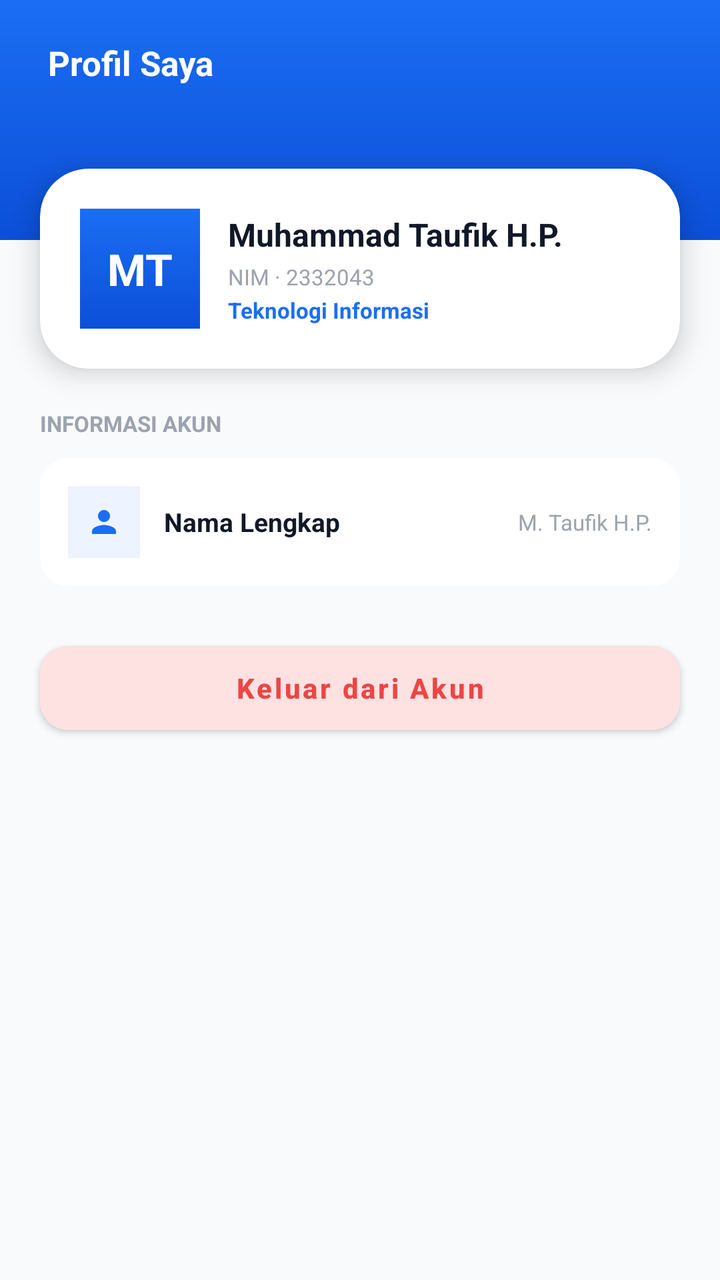
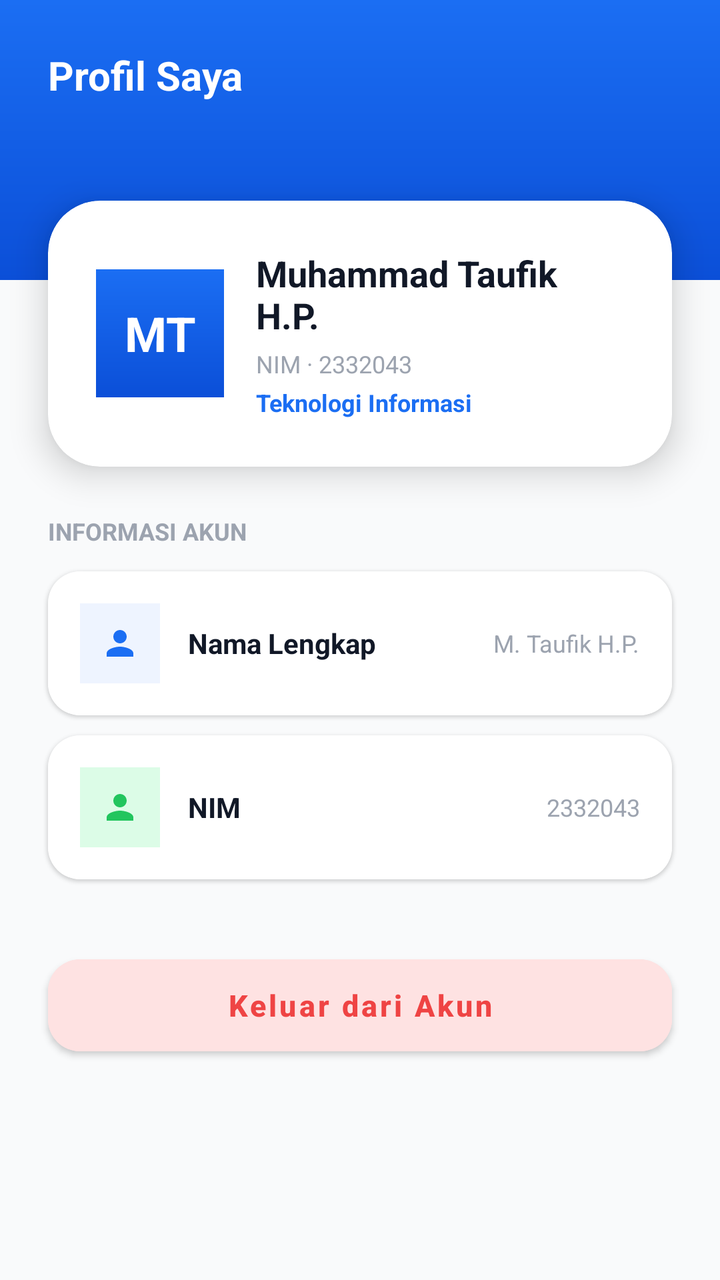

Compare the two renders of this Android layout. The source of the first and the diff that turns it into the second are given below.
<!-- AndroidManifest.xml: application theme Theme.Absensi -->
<!-- res/layout/fragment_profil.xml -->
<?xml version="1.0" encoding="utf-8"?>
<androidx.constraintlayout.widget.ConstraintLayout xmlns:android="http://schemas.android.com/apk/res/android"
    xmlns:app="http://schemas.android.com/apk/res-auto"
    android:layout_width="match_parent"
    android:layout_height="match_parent"
    android:background="@color/gray_50">

    <View
        android:id="@+id/profil_hero"
        android:layout_width="match_parent"
        android:layout_height="120dp"
        android:background="@drawable/bg_home_hero"
        app:layout_constraintTop_toTopOf="parent" />

    <TextView
        android:id="@+id/tv_profil_title"
        android:layout_width="wrap_content"
        android:layout_height="wrap_content"
        android:layout_marginStart="24dp"
        android:layout_marginTop="20dp"
        android:text="Profil Saya"
        android:textColor="@color/white"
        android:textSize="17sp"
        android:textStyle="bold"
        app:layout_constraintStart_toStartOf="parent"
        app:layout_constraintTop_toTopOf="parent" />

    <androidx.cardview.widget.CardView
        android:id="@+id/profil_card"
        android:layout_width="match_parent"
        android:layout_height="wrap_content"
        android:layout_marginHorizontal="20dp"
        android:layout_marginTop="-36dp"
        app:cardCornerRadius="24dp"
        app:cardElevation="8dp"
        app:layout_constraintTop_toBottomOf="@+id/profil_hero">

        <LinearLayout
            android:layout_width="match_parent"
            android:layout_height="wrap_content"
            android:gravity="center_vertical"
            android:orientation="horizontal"
            android:padding="20dp">

            <TextView
                android:layout_width="60dp"
                android:layout_height="60dp"
                android:background="@drawable/bg_home_hero"
                android:gravity="center"
                android:text="MT"
                android:textColor="@color/white"
                android:textSize="22sp"
                android:textStyle="bold" />

            <LinearLayout
                android:layout_width="0dp"
                android:layout_height="wrap_content"
                android:layout_marginStart="14dp"
                android:layout_weight="1"
                android:orientation="vertical">

                <TextView
                    android:layout_width="wrap_content"
                    android:layout_height="wrap_content"
                    android:text="Muhammad Taufik H.P."
                    android:textColor="@color/gray_900"
                    android:textSize="16sp"
                    android:textStyle="bold" />

                <TextView
                    android:layout_width="wrap_content"
                    android:layout_height="wrap_content"
                    android:layout_marginTop="3dp"
                    android:text="NIM · 2332043"
                    android:textColor="@color/gray_400"
                    android:textSize="11sp" />

                <TextView
                    android:layout_width="wrap_content"
                    android:layout_height="wrap_content"
                    android:layout_marginTop="2dp"
                    android:text="Teknologi Informasi"
                    android:textColor="@color/blue"
                    android:textSize="11sp"
                    android:textStyle="bold" />
            </LinearLayout>
        </LinearLayout>
    </androidx.cardview.widget.CardView>

    <ScrollView
        android:layout_width="match_parent"
        android:layout_height="0dp"
        app:layout_constraintBottom_toBottomOf="parent"
        app:layout_constraintTop_toBottomOf="@+id/profil_card">

        <LinearLayout
            android:layout_width="match_parent"
            android:layout_height="wrap_content"
            android:orientation="vertical"
            android:paddingBottom="20dp">

            <TextView
                android:layout_width="wrap_content"
                android:layout_height="wrap_content"
                android:paddingHorizontal="20dp"
                android:paddingTop="20dp"
                android:paddingBottom="10dp"
                android:text="INFORMASI AKUN"
                android:textColor="@color/gray_400"
                android:textSize="11sp"
                android:textStyle="bold" />

            
            <androidx.cardview.widget.CardView
                android:layout_width="match_parent"
                android:layout_height="wrap_content"
                android:layout_marginHorizontal="20dp"
                android:layout_marginBottom="8dp"
                app:cardCornerRadius="14dp"
                app:cardElevation="0dp">

                <LinearLayout
                    android:layout_width="match_parent"
                    android:layout_height="wrap_content"
                    android:background="@color/white"
                    android:gravity="center_vertical"
                    android:orientation="horizontal"
                    android:padding="14dp">

                    <ImageView
                        android:layout_width="36dp"
                        android:layout_height="36dp"
                        android:background="@color/blue_light"
                        android:padding="9dp"
                        android:src="@drawable/ic_profile"
                        app:tint="@color/blue" />

                    <TextView
                        android:layout_width="0dp"
                        android:layout_height="wrap_content"
                        android:layout_marginStart="12dp"
                        android:layout_weight="1"
                        android:text="Nama Lengkap"
                        android:textColor="@color/gray_900"
                        android:textSize="13sp"
                        android:textStyle="bold" />

                    <TextView
                        android:layout_width="wrap_content"
                        android:layout_height="wrap_content"
                        android:text="M. Taufik H.P."
                        android:textColor="@color/gray_400"
                        android:textSize="11sp" />
                </LinearLayout>
            </androidx.cardview.widget.CardView>

            <Button
                android:id="@+id/btn_logout"
                android:layout_width="match_parent"
                android:layout_height="54dp"
                android:layout_marginHorizontal="20dp"
                android:layout_marginTop="16dp"
                android:backgroundTint="@color/red_light"
                android:text="Keluar dari Akun"
                android:textAllCaps="false"
                android:textColor="@color/red"
                android:textSize="14sp"
                android:textStyle="bold"
                app:cornerRadius="14dp" />

        </LinearLayout>
    </ScrollView>

</androidx.constraintlayout.widget.ConstraintLayout>
<!-- resources referenced by this layout -->
<resources>
  <color name="blue">#1B6EF3</color>
  <color name="blue_light">#EEF4FF</color>
  <color name="gray_400">#9CA3AF</color>
  <color name="gray_50">#F9FAFB</color>
  <color name="gray_900">#111827</color>
  <color name="red">#EF4444</color>
  <color name="red_light">#FEE2E2</color>
  <color name="white">#FFFFFFFF</color>
  <!-- drawable bg_home_hero (drawable) -->
  <?xml version="1.0" encoding="utf-8"?>
  <shape xmlns:android="http://schemas.android.com/apk/res/android">
      <gradient
          android:angle="340"
          android:endColor="#0B4FD8"
          android:startColor="#1B6EF3"
          android:type="linear" />
  </shape>
  <!-- drawable ic_profile (drawable) -->
  <vector xmlns:android="http://schemas.android.com/apk/res/android"
      android:width="24dp"
      android:height="24dp"
      android:viewportWidth="24"
      android:viewportHeight="24">
      <path
          android:fillColor="@color/red"
          android:pathData="M12,12c2.21,0 4,-1.79 4,-4s-1.79,-4 -4,-4 -4,1.79 -4,4 1.79,4 4,4zm0,2c-2.67,0 -8,1.34 -8,4v2h16v-2c0,-2.66 -5.33,-4 -8,-4z" />
  </vector>
  <style name="Theme.Absensi" parent="Base.Theme.Absensi" />
  <style name="Base.Theme.Absensi" parent="Theme.MaterialComponents.DayNight.NoActionBar">
          
          <item name="colorPrimary">@color/blue</item>
          <item name="colorPrimaryVariant">@color/blue_dark</item>
          <item name="colorOnPrimary">@color/white</item>
          
          <item name="colorSecondary">@color/green</item>
          <item name="colorSecondaryVariant">@color/green_light</item>
          <item name="colorOnSecondary">@color/white</item>
          
          <item name="android:statusBarColor">@color/blue</item>
          
          <item name="android:windowBackground">@color/gray_50</item>
      </style>
  <color name="blue_dark">#0D47A1</color>
  <color name="green">#22C55E</color>
  <color name="green_light">#DCFCE7</color>
</resources>

<!-- the commit's change to res/layout/fragment_profil.xml (unified diff, before → after) -->
@@ -8,7 +8,7 @@
     <View
         android:id="@+id/profil_hero"
         android:layout_width="match_parent"
-        android:layout_height="120dp"
+        android:layout_height="140dp"
         android:background="@drawable/bg_home_hero"
         app:layout_constraintTop_toTopOf="parent" />
 
@@ -17,10 +17,10 @@
         android:layout_width="wrap_content"
         android:layout_height="wrap_content"
         android:layout_marginStart="24dp"
-        android:layout_marginTop="20dp"
+        android:layout_marginTop="24dp"
         android:text="Profil Saya"
         android:textColor="@color/white"
-        android:textSize="17sp"
+        android:textSize="20sp"
         android:textStyle="bold"
         app:layout_constraintStart_toStartOf="parent"
         app:layout_constraintTop_toTopOf="parent" />
@@ -29,10 +29,10 @@
         android:id="@+id/profil_card"
         android:layout_width="match_parent"
         android:layout_height="wrap_content"
-        android:layout_marginHorizontal="20dp"
-        android:layout_marginTop="-36dp"
-        app:cardCornerRadius="24dp"
-        app:cardElevation="8dp"
+        android:layout_marginHorizontal="24dp"
+        android:layout_marginTop="-40dp"
+        app:cardCornerRadius="26dp"
+        app:cardElevation="10dp"
         app:layout_constraintTop_toBottomOf="@+id/profil_hero">
 
         <LinearLayout
@@ -40,22 +40,22 @@
             android:layout_height="wrap_content"
             android:gravity="center_vertical"
             android:orientation="horizontal"
-            android:padding="20dp">
+            android:padding="24dp">
 
             <TextView
-                android:layout_width="60dp"
-                android:layout_height="60dp"
+                android:layout_width="64dp"
+                android:layout_height="64dp"
                 android:background="@drawable/bg_home_hero"
                 android:gravity="center"
                 android:text="MT"
                 android:textColor="@color/white"
-                android:textSize="22sp"
+                android:textSize="24sp"
                 android:textStyle="bold" />
 
             <LinearLayout
                 android:layout_width="0dp"
                 android:layout_height="wrap_content"
-                android:layout_marginStart="14dp"
+                android:layout_marginStart="16dp"
                 android:layout_weight="1"
                 android:orientation="vertical">
 
@@ -64,24 +64,24 @@
                     android:layout_height="wrap_content"
                     android:text="Muhammad Taufik H.P."
                     android:textColor="@color/gray_900"
-                    android:textSize="16sp"
+                    android:textSize="18sp"
                     android:textStyle="bold" />
 
                 <TextView
                     android:layout_width="wrap_content"
                     android:layout_height="wrap_content"
-                    android:layout_marginTop="3dp"
+                    android:layout_marginTop="4dp"
                     android:text="NIM · 2332043"
                     android:textColor="@color/gray_400"
-                    android:textSize="11sp" />
+                    android:textSize="12sp" />
 
                 <TextView
                     android:layout_width="wrap_content"
                     android:layout_height="wrap_content"
-                    android:layout_marginTop="2dp"
+                    android:layout_marginTop="3dp"
                     android:text="Teknologi Informasi"
                     android:textColor="@color/blue"
-                    android:textSize="11sp"
+                    android:textSize="12sp"
                     android:textStyle="bold" />
             </LinearLayout>
         </LinearLayout>
@@ -97,27 +97,27 @@
             android:layout_width="match_parent"
             android:layout_height="wrap_content"
             android:orientation="vertical"
-            android:paddingBottom="20dp">
+            android:paddingBottom="32dp">
 
             <TextView
                 android:layout_width="wrap_content"
                 android:layout_height="wrap_content"
-                android:paddingHorizontal="20dp"
-                android:paddingTop="20dp"
-                android:paddingBottom="10dp"
+                android:paddingHorizontal="24dp"
+                android:paddingTop="24dp"
+                android:paddingBottom="12dp"
                 android:text="INFORMASI AKUN"
                 android:textColor="@color/gray_400"
-                android:textSize="11sp"
+                android:textSize="12sp"
                 android:textStyle="bold" />
 
             
             <androidx.cardview.widget.CardView
                 android:layout_width="match_parent"
                 android:layout_height="wrap_content"
-                android:layout_marginHorizontal="20dp"
-                android:layout_marginBottom="8dp"
-                app:cardCornerRadius="14dp"
-                app:cardElevation="0dp">
+                android:layout_marginHorizontal="24dp"
+                android:layout_marginBottom="10dp"
+                app:cardCornerRadius="16dp"
+                app:cardElevation="1dp">
 
                 <LinearLayout
                     android:layout_width="match_parent"
@@ -125,24 +125,25 @@
                     android:background="@color/white"
                     android:gravity="center_vertical"
                     android:orientation="horizontal"
-                    android:padding="14dp">
+                    android:padding="16dp">
 
                     <ImageView
-                        android:layout_width="36dp"
-                        android:layout_height="36dp"
+                        android:layout_width="40dp"
+                        android:layout_height="40dp"
                         android:background="@color/blue_light"
-                        android:padding="9dp"
+                        android:padding="10dp"
                         android:src="@drawable/ic_profile"
-                        app:tint="@color/blue" />
+                        app:tint="@color/blue"
+                        android:contentDescription="Name Icon" />
 
                     <TextView
                         android:layout_width="0dp"
                         android:layout_height="wrap_content"
-                        android:layout_marginStart="12dp"
+                        android:layout_marginStart="14dp"
                         android:layout_weight="1"
                         android:text="Nama Lengkap"
                         android:textColor="@color/gray_900"
-                        android:textSize="13sp"
+                        android:textSize="14sp"
                         android:textStyle="bold" />
 
                     <TextView
@@ -150,23 +151,67 @@
                         android:layout_height="wrap_content"
                         android:text="M. Taufik H.P."
                         android:textColor="@color/gray_400"
-                        android:textSize="11sp" />
+                        android:textSize="12sp" />
+                </LinearLayout>
+            </androidx.cardview.widget.CardView>
+
+            <androidx.cardview.widget.CardView
+                android:layout_width="match_parent"
+                android:layout_height="wrap_content"
+                android:layout_marginHorizontal="24dp"
+                android:layout_marginBottom="10dp"
+                app:cardCornerRadius="16dp"
+                app:cardElevation="1dp">
+
+                <LinearLayout
+                    android:layout_width="match_parent"
+                    android:layout_height="wrap_content"
+                    android:background="@color/white"
+                    android:gravity="center_vertical"
+                    android:orientation="horizontal"
+                    android:padding="16dp">
+
+                    <ImageView
+                        android:layout_width="40dp"
+                        android:layout_height="40dp"
+                        android:background="@color/green_light"
+                        android:padding="10dp"
+                        android:src="@drawable/ic_scan"
+                        app:tint="@color/green"
+                        android:contentDescription="NIM Icon" />
+
+                    <TextView
+                        android:layout_width="0dp"
+                        android:layout_height="wrap_content"
+                        android:layout_marginStart="14dp"
+                        android:layout_weight="1"
+                        android:text="NIM"
+                        android:textColor="@color/gray_900"
+                        android:textSize="14sp"
+                        android:textStyle="bold" />
+
+                    <TextView
+                        android:layout_width="wrap_content"
+                        android:layout_height="wrap_content"
+                        android:text="2332043"
+                        android:textColor="@color/gray_400"
+                        android:textSize="12sp" />
                 </LinearLayout>
             </androidx.cardview.widget.CardView>
 
             <Button
                 android:id="@+id/btn_logout"
                 android:layout_width="match_parent"
-                android:layout_height="54dp"
-                android:layout_marginHorizontal="20dp"
-                android:layout_marginTop="16dp"
+                android:layout_height="58dp"
+                android:layout_marginHorizontal="24dp"
+                android:layout_marginTop="24dp"
                 android:backgroundTint="@color/red_light"
                 android:text="Keluar dari Akun"
                 android:textAllCaps="false"
                 android:textColor="@color/red"
-                android:textSize="14sp"
+                android:textSize="15sp"
                 android:textStyle="bold"
-                app:cornerRadius="14dp" />
+                app:cornerRadius="16dp" />
 
         </LinearLayout>
     </ScrollView>
<!-- resource entries referenced after the edit -->
@@ -27,6 +27,16 @@
           android:fillColor="@color/red"
           android:pathData="M12,12c2.21,0 4,-1.79 4,-4s-1.79,-4 -4,-4 -4,1.79 -4,4 1.79,4 4,4zm0,2c-2.67,0 -8,1.34 -8,4v2h16v-2c0,-2.66 -5.33,-4 -8,-4z" />
   </vector>
+  <!-- drawable ic_scan (drawable) -->
+  <vector xmlns:android="http://schemas.android.com/apk/res/android"
+      android:width="24dp"
+      android:height="24dp"
+      android:viewportWidth="24"
+      android:viewportHeight="24">
+      <path
+          android:fillColor="#FFFFFF"
+          android:pathData="M12,12c2.21,0 4,-1.79 4,-4s-1.79,-4 -4,-4 -4,1.79 -4,4 1.79,4 4,4zm0,2c-2.67,0 -8,1.34 -8,4v2h16v-2c0,-2.66 -5.33,-4 -8,-4z" />
+  </vector>
   <style name="Theme.Absensi" parent="Base.Theme.Absensi" />
   <style name="Base.Theme.Absensi" parent="Theme.MaterialComponents.DayNight.NoActionBar">
           
